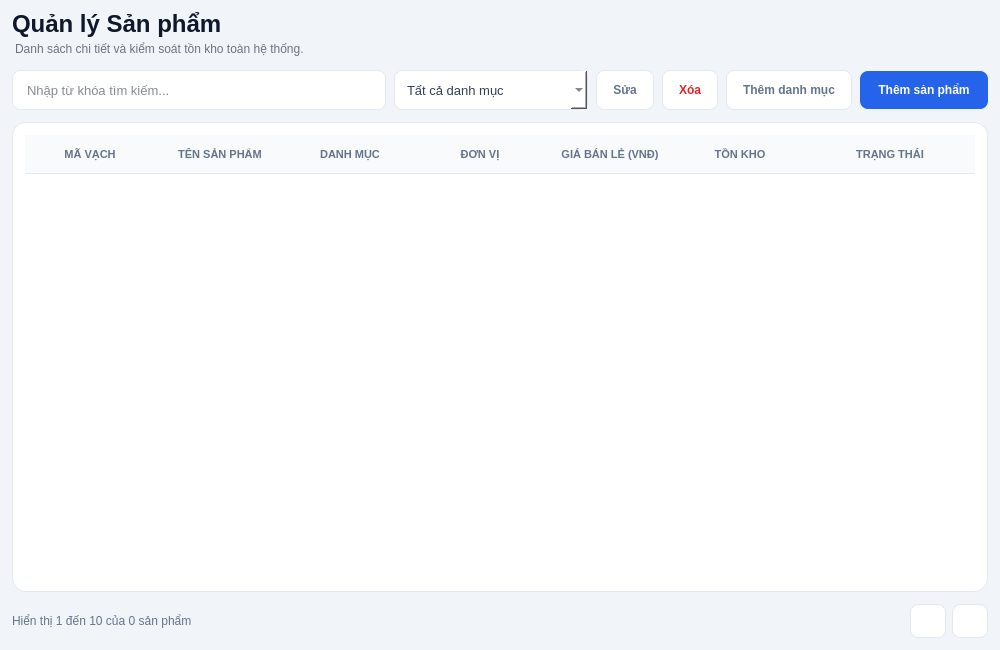
Before: the Qt Designer form src/gui/tabs/products.ui in letrankhang/Supermarket_Manager, drawn with Qt 5.
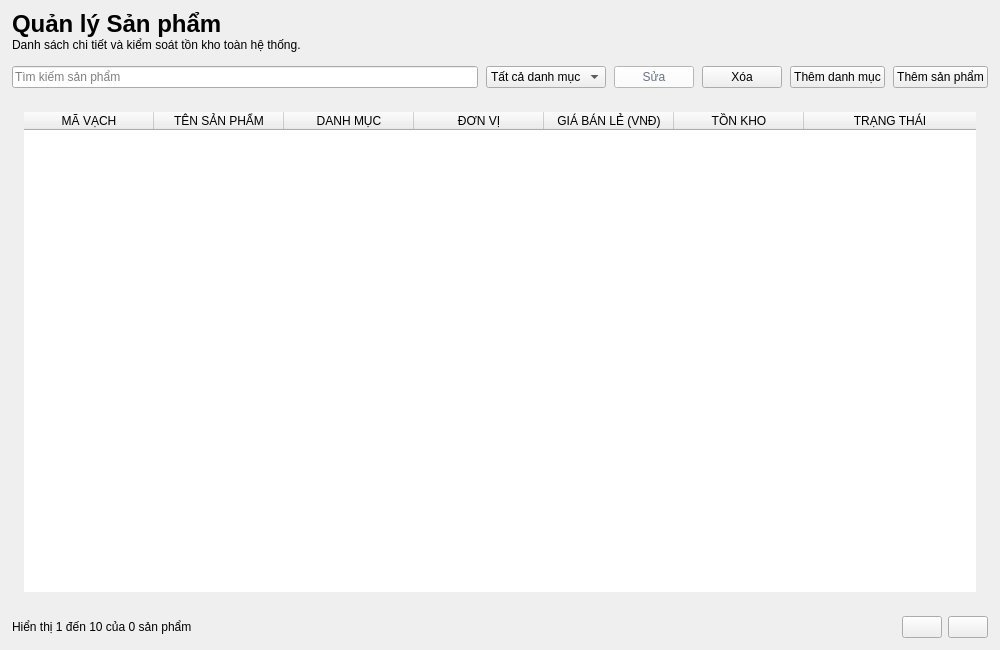
After: the same form once the commit is applied. Icons and pictures are not drawn.

Commit message: style: optimize UI theme

Diff of the .ui file:
```diff
--- a/src/gui/tabs/products.ui
+++ b/src/gui/tabs/products.ui
@@ -14,64 +14,85 @@
    <string>Quản lý Sản phẩm</string>
   </property>
   <property name="styleSheet">
-   <string notr="true">
-QWidget#SanPhamTab {
+   <string notr="true">QWidget#ProductsTab {
     background-color: #f1f5f9;
     color: #0f172a;
     font-family: &quot;Segoe UI&quot;, Arial, sans-serif;
 }
+QWidget {
+    font-family: &quot;Segoe UI&quot;, Arial, sans-serif;
+}
 QLabel {
     background-color: transparent;
     border: none;
     color: #0f172a;
 }
 
-QLabel#lblTitle {
+QLineEdit,
+QComboBox,
+QDateEdit,
+QSpinBox,
+QDoubleSpinBox {
+    background-color: #ffffff;
+    border: 1px solid #e2e8f0;
+    border-radius: 8px;
+    padding: 0px 12px;
+    min-height: 38px;
+    font-size: 13px;
     color: #0f172a;
-    padding: 0px;
-    margin: 0px;
+    selection-background-color: #1d4ed8;
+    selection-color: #ffffff;
 }
-QLabel#lblSubtitle {
-    color: #6b7280;
-    font-size: 12px;
-    font-weight: normal;
-    margin-top: 4px;
+QTextEdit {
+    background-color: #ffffff;
+    border: 1px solid #e2e8f0;
+    border-radius: 8px;
+    padding: 8px 10px;
+    font-size: 13px;
+    color: #0f172a;
+    selection-background-color: #1d4ed8;
+    selection-color: #ffffff;
 }
-
-QFrame#frameHeader,
-QFrame#frameToolbar,
-QFrame#framePagination {
-    background-color: transparent;
+QLineEdit:hover,
+QComboBox:hover,
+QDateEdit:hover,
+QSpinBox:hover,
+QDoubleSpinBox:hover,
+QTextEdit:hover {
+    border: 1px solid #cbd5e1;
+}
+QLineEdit:focus,
+QComboBox:focus,
+QDateEdit:focus,
+QSpinBox:focus,
+QDoubleSpinBox:focus,
+QTextEdit:focus {
+    border: 1px solid #1d4ed8;
+}
+QLineEdit:disabled,
+QComboBox:disabled,
+QDateEdit:disabled,
+QSpinBox:disabled,
+QDoubleSpinBox:disabled {
+    background-color: #f8fafc;
+    color: #94a3b8;
+}
+QComboBox::drop-down {
+    subcontrol-origin: padding;
+    subcontrol-position: center right;
     border: none;
+    background-color: transparent;
+    width: 26px;
 }
-
-QLineEdit#edtSearch {
-    background-color: #ffffff;
-    border: 1px solid #e2e8f0;
-    border-radius: 8px;
-    padding: 0px 12px;
-    min-height: 38px;
-    font-size: 13px;
-    color: #0f172a;
+QComboBox::down-arrow {
+    image: url(assets/images/chevron-down.png);
+    width: 10px;
+    height: 10px;
 }
-QLineEdit#edtSearch:focus {
-    border: 1px solid #1d4ed8;
+QComboBox::down-arrow:on {
+    image: url(assets/images/chevron-up.png);
 }
-QComboBox#cbDanhMuc {
-    background-color: #ffffff;
-    border: 1px solid #e2e8f0;
-    border-radius: 8px;
-    padding: 0px 12px;
-    min-width: 150px;
-    min-height: 38px;
-    font-size: 13px;
-    color: #334155;
-}
-QComboBox#cbDanhMuc:hover {
-    border: 1px solid #1d4ed8;
-    color: #1d4ed8;
-}
-QComboBox#cbDanhMuc QAbstractItemView {
+QComboBox QAbstractItemView {
     background-color: #ffffff;
     border: 1px solid #e2e8f0;
     border-radius: 8px;
@@ -80,9 +101,72 @@
     selection-background-color: #eff6ff;
     selection-color: #1d4ed8;
 }
+QSpinBox::up-button,
+QSpinBox::down-button,
+QDoubleSpinBox::up-button,
+QDoubleSpinBox::down-button,
+QDateEdit::up-button,
+QDateEdit::down-button {
+    subcontrol-origin: border;
+    width: 20px;
+    border: none;
+    background-color: transparent;
+}
+QSpinBox::up-button,
+QDoubleSpinBox::up-button,
+QDateEdit::up-button {
+    subcontrol-position: top right;
+}
+QSpinBox::down-button,
+QDoubleSpinBox::down-button,
+QDateEdit::down-button {
+    subcontrol-position: bottom right;
+}
+QSpinBox::up-button:hover,
+QSpinBox::down-button:hover,
+QDoubleSpinBox::up-button:hover,
+QDoubleSpinBox::down-button:hover,
+QDateEdit::up-button:hover,
+QDateEdit::down-button:hover {
+    background-color: #f1f5f9;
+}
+QSpinBox::up-arrow,
+QDoubleSpinBox::up-arrow,
+QDateEdit::up-arrow {
+    image: url(assets/images/chevron-up.png);
+    width: 9px;
+    height: 9px;
+}
+QSpinBox::down-arrow,
+QDoubleSpinBox::down-arrow,
+QDateEdit::down-arrow {
+    image: url(assets/images/chevron-down.png);
+    width: 9px;
+    height: 9px;
+}
+QCheckBox {
+    background-color: transparent;
+    color: #334155;
+    font-size: 13px;
+    font-weight: bold;
+    spacing: 8px;
+}
+QCheckBox::indicator {
+    width: 16px;
+    height: 16px;
+    border: 1px solid #cbd5e1;
+    border-radius: 4px;
+    background-color: #ffffff;
+}
+QCheckBox::indicator:hover {
+    border: 1px solid #1d4ed8;
+}
+QCheckBox::indicator:checked {
+    background-color: #1d4ed8;
+    border: 1px solid #1d4ed8;
+}
 
-QPushButton#btnsua,
-QPushButton#btnThemdm {
+QPushButton {
     background-color: #ffffff;
     color: #64748b;
     border: 1px solid #e2e8f0;
@@ -92,37 +176,28 @@
     font-size: 12px;
     font-weight: bold;
 }
-QPushButton#btnsua:hover,
-QPushButton#btnThemdm:hover {
+QPushButton:hover {
     background-color: #eff6ff;
     color: #1d4ed8;
     border: 1px solid #1d4ed8;
 }
-
-QPushButton#btnXoa {
-    background-color: #ffffff;
-    color: #dc2626;
+QPushButton:pressed {
+    background-color: #dbeafe;
+}
+QPushButton:disabled {
+    background-color: #f8fafc;
+    color: #cbd5e1;
     border: 1px solid #e2e8f0;
-    border-radius: 8px;
-    padding: 0px 16px;
-    min-height: 38px;
-    font-size: 12px;
-    font-weight: bold;
 }
-QPushButton#btnXoa:hover {
-    background-color: #fef2f2;
-    border: 1px solid #dc2626;
-}
-
-QPushButton#btnThem {
-    background-color: #2563eb;
-    color: #ffffff;
+QPushButton#RowActionButton {
+    background-color: transparent;
     border: none;
-    border-radius: 8px;
-    padding: 0px 18px;
-    min-height: 38px;
-    font-size: 12px;
-    font-weight: 700;
+    border-radius: 6px;
+    padding: 0px;
+    min-width: 28px;
+    max-width: 28px;
+    min-height: 28px;
+    max-height: 28px;
 }
 QPushButton#btnThem:hover {
     background-color: #1d4ed8;
@@ -131,12 +206,7 @@
     background-color: #1e40af;
 }
 
-QFrame#frameTable {
-    background-color: #ffffff;
-    border: 1px solid #e2e8f0;
-    border-radius: 14px;
-}
-QTableWidget#tableSanPham {
+QTableWidget {
     background-color: transparent;
     border: none;
     gridline-color: #f1f5f9;
@@ -144,14 +214,19 @@
     color: #334155;
     outline: none;
 }
-QTableWidget#tableSanPham::item {
+QTableWidget::item {
     padding: 8px;
     border-bottom: 1px solid #f1f5f9;
 }
-QTableWidget#tableSanPham::item:selected {
+QTableWidget::item:selected {
     background-color: #eff6ff;
     color: #1d4ed8;
 }
+QHeaderView {
+    background-color: #f8fafc;
+    border: none;
+    border-bottom: 1px solid #e2e8f0;
+}
 QHeaderView::section {
     background-color: #f8fafc;
     color: #64748b;
@@ -166,7 +241,7 @@
     border: none;
 }
 
-QLabel[class=&quot;badgeSuccess&quot;] {
+QLabel[badge=&quot;info&quot;] {
     background-color: #dbeafe;
     color: #1d4ed8;
     border-radius: 6px;
@@ -174,7 +249,15 @@
     font-size: 11px;
     font-weight: 700;
 }
-QLabel[class=&quot;badgeWarning&quot;] {
+QLabel[badge=&quot;success&quot;] {
+    background-color: #d1fae5;
+    color: #059669;
+    border-radius: 6px;
+    padding: 3px 10px;
+    font-size: 11px;
+    font-weight: 700;
+}
+QLabel[badge=&quot;warning&quot;] {
     background-color: #ffedd5;
     color: #ea580c;
     border-radius: 6px;
@@ -182,7 +265,7 @@
     font-size: 11px;
     font-weight: 700;
 }
-QLabel[class=&quot;badgeDanger&quot;] {
+QLabel[badge=&quot;danger&quot;] {
     background-color: #fee2e2;
     color: #dc2626;
     border-radius: 6px;
@@ -190,65 +273,76 @@
     font-size: 11px;
     font-weight: 700;
 }
-
-QLabel#lblPage {
+QLabel[badge=&quot;neutral&quot;] {
+    background-color: #e2e8f0;
     color: #64748b;
-    font-size: 12px;
+    border-radius: 6px;
+    padding: 3px 10px;
+    font-size: 11px;
+    font-weight: 700;
 }
-QPushButton#btnPrev,
-QPushButton#btnNext {
-    background-color: #ffffff;
-    color: #334155;
-    border: 1px solid #e2e8f0;
-    border-radius: 8px;
-    min-width: 34px;
-    max-width: 34px;
-    min-height: 32px;
-    max-height: 32px;
-    font-size: 14px;
-    font-weight: bold;
+QLabel[badge=&quot;violet&quot;] {
+    background-color: #ede9fe;
+    color: #6d28d9;
+    border-radius: 6px;
+    padding: 3px 10px;
+    font-size: 11px;
+    font-weight: 700;
 }
-QPushButton#btnPrev:hover,
-QPushButton#btnNext:hover {
-    background-color: #eff6ff;
-    border: 1px solid #1d4ed8;
-    color: #1d4ed8;
+QLabel[trend=&quot;up&quot;] {
+    background-color: #ecfdf5;
+    color: #059669;
+    border-radius: 4px;
+    padding: 2px 6px;
+    font-size: 11px;
+    font-weight: 700;
 }
-QPushButton#btnPrev:disabled,
-QPushButton#btnNext:disabled {
-    background-color: #f8fafc;
-    border: 1px solid #e2e8f0;
-    color: #cbd5e1;
+QLabel[trend=&quot;down&quot;] {
+    background-color: #fef2f2;
+    color: #dc2626;
+    border-radius: 4px;
+    padding: 2px 6px;
+    font-size: 11px;
+    font-weight: 700;
 }
-
-QPushButton#PageNumberButton {
-    background-color: #ffffff;
-    color: #334155;
-    border: 1px solid #e2e8f0;
-    border-radius: 8px;
-    min-width: 32px;
-    max-width: 32px;
-    min-height: 32px;
-    max-height: 32px;
-    font-size: 12px;
+QLabel[trend=&quot;flat&quot;] {
+    background-color: #f1f5f9;
+    color: #64748b;
+    border-radius: 4px;
+    padding: 2px 6px;
+    font-size: 11px;
+    font-weight: 700;
+}
+QLabel[state=&quot;up&quot;] {
+    color: #10b981;
     font-weight: bold;
 }
-QPushButton#PageNumberButton:hover {
-    background-color: #eff6ff;
-    border: 1px solid #1d4ed8;
-    color: #1d4ed8;
+QLabel[state=&quot;down&quot;] {
+    color: #ef4444;
+    font-weight: bold;
 }
-QPushButton#PageNumberButton:checked {
-    background-color: #1d4ed8;
-    border: 1px solid #1d4ed8;
-    color: #ffffff;
+QLabel[state=&quot;flat&quot;] {
+    color: #64748b;
+    font-weight: bold;
 }
-QPushButton#PageNumberButton:disabled {
+QLabel[state=&quot;warning&quot;] {
+    color: #eab308;
+    font-weight: bold;
+}
+QLabel[state=&quot;safe&quot;] {
+    color: #10b981;
+}
+
+QScrollArea {
     background-color: transparent;
     border: none;
-    color: #94a3b8;
 }
-
+QScrollArea &gt; QWidget &gt; QWidget {
+    background-color: transparent;
+}
+QAbstractScrollArea::viewport {
+    background-color: transparent;
+}
 QScrollBar:vertical {
     background-color: transparent;
     width: 10px;
@@ -318,7 +412,159 @@
 QScrollBar::add-page:horizontal,
 QScrollBar::sub-page:horizontal {
     background: transparent;
-}</string>
+}
+
+QMenu {
+    background-color: #ffffff;
+    border: 1px solid #e2e8f0;
+    border-radius: 8px;
+    padding: 6px;
+}
+QMenu::item {
+    background-color: transparent;
+    color: #334155;
+    border-radius: 6px;
+    padding: 7px 18px;
+    font-size: 13px;
+}
+QMenu::item:selected {
+    background-color: #eff6ff;
+    color: #1d4ed8;
+}
+QMenu::separator {
+    height: 1px;
+    background-color: #e2e8f0;
+    margin: 6px 4px;
+}
+
+QFrame#frameHeader,
+QFrame#frameToolbar,
+QFrame#framePagination {
+    background-color: transparent;
+    border: none;
+}
+
+QFrame#frameTable {
+    background-color: #ffffff;
+    border: 1px solid #e2e8f0;
+    border-radius: 14px;
+}
+
+QLabel#lblTitle {
+    color: #0f172a;
+    padding: 0px;
+    margin: 0px;
+}
+
+QLabel#lblSubtitle {
+    color: #6b7280;
+    font-size: 12px;
+    font-weight: normal;
+    margin-top: 4px;
+}
+
+QPushButton#btnAdd {
+    background-color: #1d4ed8;
+    color: #ffffff;
+    border: none;
+    border-radius: 8px;
+    padding: 0px 20px;
+    min-height: 38px;
+    font-size: 13px;
+    font-weight: 700;
+}
+QPushButton#btnAdd:hover {
+    background-color: #1e3a8a;
+}
+QPushButton#btnAdd:pressed {
+    background-color: #1e40af;
+}
+QPushButton#btnAdd:disabled {
+    background-color: #cbd5e1;
+    color: #f8fafc;
+}
+
+QPushButton#btnDelete {
+    background-color: #ffffff;
+    color: #dc2626;
+    border: 1px solid #e2e8f0;
+    border-radius: 8px;
+    padding: 0px 16px;
+    min-height: 38px;
+    font-size: 12px;
+    font-weight: bold;
+}
+QPushButton#btnDelete:hover {
+    background-color: #fef2f2;
+    border: 1px solid #dc2626;
+}
+QPushButton#btnDelete:disabled {
+    background-color: #f8fafc;
+    color: #cbd5e1;
+    border: 1px solid #e2e8f0;
+}
+
+QLabel#lblPage {
+    color: #64748b;
+    font-size: 12px;
+}
+
+QPushButton#btnPrev,
+QPushButton#btnNext {
+    background-color: #ffffff;
+    color: #334155;
+    border: 1px solid #e2e8f0;
+    border-radius: 8px;
+    min-width: 34px;
+    max-width: 34px;
+    min-height: 32px;
+    max-height: 32px;
+    padding: 0px;
+    font-size: 14px;
+    font-weight: bold;
+}
+QPushButton#btnPrev:hover,
+QPushButton#btnNext:hover {
+    background-color: #eff6ff;
+    border: 1px solid #1d4ed8;
+    color: #1d4ed8;
+}
+QPushButton#btnPrev:disabled,
+QPushButton#btnNext:disabled {
+    background-color: #f8fafc;
+    border: 1px solid #e2e8f0;
+    color: #cbd5e1;
+}
+
+QPushButton#PageNumberButton {
+    background-color: #ffffff;
+    color: #334155;
+    border: 1px solid #e2e8f0;
+    border-radius: 8px;
+    min-width: 32px;
+    max-width: 32px;
+    min-height: 32px;
+    max-height: 32px;
+    padding: 0px;
+    font-size: 12px;
+    font-weight: bold;
+}
+QPushButton#PageNumberButton:hover {
+    background-color: #eff6ff;
+    border: 1px solid #1d4ed8;
+    color: #1d4ed8;
+}
+QPushButton#PageNumberButton:checked {
+    background-color: #1d4ed8;
+    border: 1px solid #1d4ed8;
+    color: #ffffff;
+}
+QPushButton#PageNumberButton:disabled {
+    background-color: transparent;
+    border: none;
+    color: #94a3b8;
+}
+</string>
   </property>
   <layout class="QVBoxLayout" name="verticalLayout">
    <property name="spacing">
@@ -361,6 +607,7 @@
        <widget class="QLabel" name="lblTitle">
         <property name="font">
          <font>
+          <family>Segoe UI</family>
           <pointsize>18</pointsize>
           <bold>true</bold>
          </font>
@@ -404,7 +651,7 @@
       <item>
        <widget class="QLineEdit" name="edtSearch">
         <property name="placeholderText">
-         <string>Nhập từ khóa tìm kiếm...</string>
+         <string>Tìm kiếm sản phẩm</string>
         </property>
         <property name="clearButtonEnabled">
          <bool>true</bool>
@@ -424,10 +671,212 @@
        </widget>
       </item>
       <item>
-       <widget class="QPushButton" name="btnsua">
+       <widget class="QPushButton" name="btnEdit">
+        <property name="palette">
+         <palette>
+          <active>
+           <colorrole role="WindowText">
+            <brush brushstyle="SolidPattern">
+             <color alpha="255">
+              <red>100</red>
+              <green>116</green>
+              <blue>139</blue>
+             </color>
+            </brush>
+           </colorrole>
+           <colorrole role="Button">
+            <brush brushstyle="SolidPattern">
+             <color alpha="255">
+              <red>255</red>
+              <green>255</green>
+              <blue>255</blue>
+             </color>
+            </brush>
+           </colorrole>
+           <colorrole role="Text">
+            <brush brushstyle="SolidPattern">
+             <color alpha="255">
+              <red>100</red>
+              <green>116</green>
+              <blue>139</blue>
+             </color>
+            </brush>
+           </colorrole>
+           <colorrole role="ButtonText">
+            <brush brushstyle="SolidPattern">
+             <color alpha="255">
+              <red>100</red>
+              <green>116</green>
+              <blue>139</blue>
+             </color>
+            </brush>
+           </colorrole>
+           <colorrole role="Base">
+            <brush brushstyle="SolidPattern">
+             <color alpha="255">
+              <red>255</red>
+              <green>255</green>
+              <blue>255</blue>
+             </color>
+            </brush>
+           </colorrole>
+           <colorrole role="Window">
+            <brush brushstyle="SolidPattern">
+             <color alpha="255">
+              <red>255</red>
+              <green>255</green>
+              <blue>255</blue>
+             </color>
+            </brush>
+           </colorrole>
+           <colorrole role="PlaceholderText">
+            <brush brushstyle="SolidPattern">
+             <color alpha="128">
+              <red>100</red>
+              <green>116</green>
+              <blue>139</blue>
+             </color>
+            </brush>
+           </colorrole>
+          </active>
+          <inactive>
+           <colorrole role="WindowText">
+            <brush brushstyle="SolidPattern">
+             <color alpha="255">
+              <red>100</red>
+              <green>116</green>
+              <blue>139</blue>
+             </color>
+            </brush>
+           </colorrole>
+           <colorrole role="Button">
+            <brush brushstyle="SolidPattern">
+             <color alpha="255">
+              <red>255</red>
+              <green>255</green>
+              <blue>255</blue>
+             </color>
+            </brush>
+           </colorrole>
+           <colorrole role="Text">
+            <brush brushstyle="SolidPattern">
+             <color alpha="255">
+              <red>100</red>
+              <green>116</green>
+              <blue>139</blue>
+             </color>
+            </brush>
+           </colorrole>
+           <colorrole role="ButtonText">
+            <brush brushstyle="SolidPattern">
+             <color alpha="255">
+              <red>100</red>
+              <green>116</green>
+              <blue>139</blue>
+             </color>
+            </brush>
+           </colorrole>
+           <colorrole role="Base">
+            <brush brushstyle="SolidPattern">
+             <color alpha="255">
+              <red>255</red>
+              <green>255</green>
+              <blue>255</blue>
+             </color>
+            </brush>
+           </colorrole>
+           <colorrole role="Window">
+            <brush brushstyle="SolidPattern">
+             <color alpha="255">
+              <red>255</red>
+              <green>255</green>
+              <blue>255</blue>
+             </color>
+            </brush>
+           </colorrole>
+           <colorrole role="PlaceholderText">
+            <brush brushstyle="SolidPattern">
+             <color alpha="128">
+              <red>100</red>
+              <green>116</green>
+              <blue>139</blue>
+             </color>
+            </brush>
+           </colorrole>
+          </inactive>
+          <disabled>
+           <colorrole role="WindowText">
+            <brush brushstyle="SolidPattern">
+             <color alpha="255">
+              <red>203</red>
+              <green>213</green>
+              <blue>225</blue>
+             </color>
+            </brush>
+           </colorrole>
+           <colorrole role="Button">
+            <brush brushstyle="SolidPattern">
+             <color alpha="255">
+              <red>248</red>
+              <green>250</green>
+              <blue>252</blue>
+             </color>
+            </brush>
+           </colorrole>
+           <colorrole role="Text">
+            <brush brushstyle="SolidPattern">
+             <color alpha="255">
+              <red>203</red>
+              <green>213</green>
+              <blue>225</blue>
+             </color>
+            </brush>
+           </colorrole>
+           <colorrole role="ButtonText">
+            <brush brushstyle="SolidPattern">
+             <color alpha="255">
+              <red>203</red>
+              <green>213</green>
+              <blue>225</blue>
+             </color>
+            </brush>
+           </colorrole>
+           <colorrole role="Base">
+            <brush brushstyle="SolidPattern">
+             <color alpha="255">
+              <red>248</red>
+              <green>250</green>
+              <blue>252</blue>
+             </color>
+            </brush>
+           </colorrole>
+           <colorrole role="Window">
+            <brush brushstyle="SolidPattern">
+             <color alpha="255">
+              <red>248</red>
+              <green>250</green>
+              <blue>252</blue>
+             </color>
+            </brush>
+           </colorrole>
+           <colorrole role="PlaceholderText">
+            <brush brushstyle="SolidPattern">
+             <color alpha="128">
+              <red>203</red>
+              <green>213</green>
+              <blue>225</blue>
+             </color>
+            </brush>
+           </colorrole>
+          </disabled>
+         </palette>
+        </property>
         <property name="cursor">
          <cursorShape>PointingHandCursor</cursorShape>
         </property>
+        <property name="styleSheet">
+         <string notr="true"/>
+        </property>
         <property name="text">
          <string>Sửa</string>
         </property>
```
Left out of the diff: 46 changed lines with no effect on the pictures. The commit also changes 159 other files.
